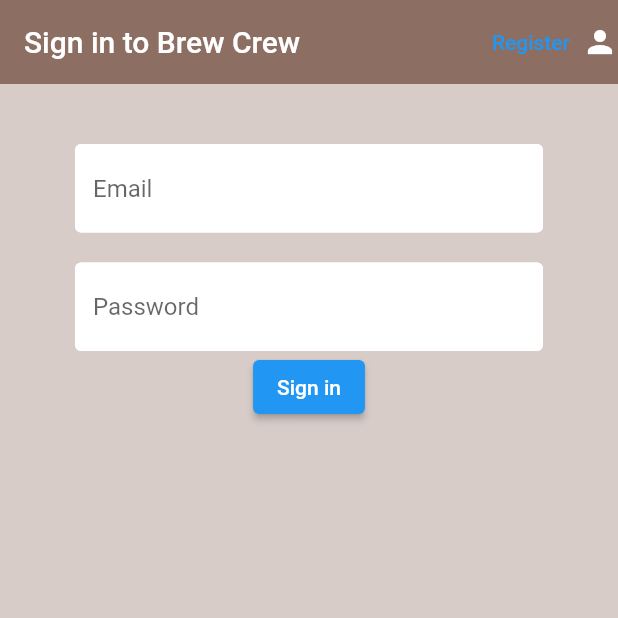
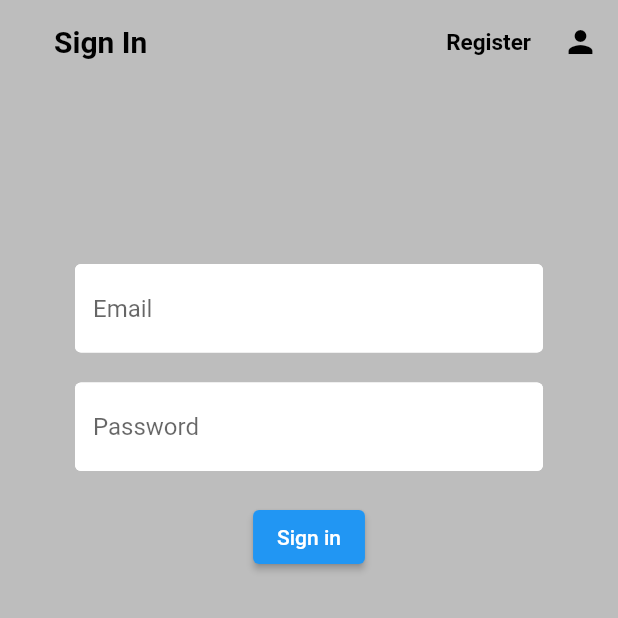
Before and after one commit to nugaysamil/firebase-app-build, a Flutter app: the screen it shows after launch, on a phone screen of 412 x 824 dp, the top half of it. Run offline on Flutter 3.47's test engine with Material 2 defaults, Android fonts, the phone set to English and light mode, and no system bars; our stand-ins replace cloud_firestore, firebase_auth, firebase_core, flutter_spinkit; accounts and stored records are empty.

Commit message:
last commit

```diff
--- a/lib/authenticate/sign_in.dart
+++ b/lib/authenticate/sign_in.dart
@@ -26,27 +26,50 @@ class _SignInState extends State<SignIn> {
     String password = '';
     String error = '';
 
-    return loading ?  const Loading() : Scaffold(
-      backgroundColor: Colors.brown[100],
+    return loading
+        ? const Loading()
+        : Scaffold(
+            backgroundColor: Colors.grey[400],
             appBar: AppBar(
-        backgroundColor: Colors.brown[400],
+              backgroundColor: Colors.transparent,
               elevation: 0.0,
-        title: const Text('Sign in to Brew Crew'),
+              title: const Padding(
+                padding: EdgeInsets.only(left: 20),
+                child: Text(
+                  'Sign In',
+                  style: TextStyle(
+                    color: Colors.black,
+                    fontWeight: FontWeight.bold,
+                    fontSize: 20,
+                  ),
+                ),
+              ),
               actions: [
                 TextButton(
                   onPressed: () {
                     widget.toggleView();
                   },
-            child: const Text('Register'),
+                  child: const Text(
+                    'Register',
+                    style: TextStyle(
+                      color: Colors.black,
+                      fontSize: 15,
+                      fontWeight: FontWeight.bold,
                     ),
-          const Icon(
+                  ),
+                ),
+                const SizedBox(
+                  width: 50,
+                  child: Icon(
                     Icons.person,
+                    color: Colors.black,
+                  ),
                 )
               ],
             ),
             body: Container(
               padding: const EdgeInsets.symmetric(
-            vertical: 20.0,
+                vertical: 100.0,
                 horizontal: 50.0,
               ),
               child: Form(
@@ -57,8 +80,10 @@ class _SignInState extends State<SignIn> {
                       height: 20,
                     ),
                     TextFormField(
-                  decoration: textInputDecoration.copyWith(hintText: 'Email'),
-                  validator: (val) => val!.isEmpty ? "Enter an email" : null,
+                      decoration:
+                          textInputDecoration.copyWith(hintText: 'Email'),
+                      validator: (val) =>
+                          val!.isEmpty ? "Enter an email" : null,
                       onChanged: (val) {
                         // ignore: unused_element
 
@@ -72,13 +97,17 @@ class _SignInState extends State<SignIn> {
                       decoration:
                           textInputDecoration.copyWith(hintText: 'Password'),
                       obscureText: false,
-                  validator: (val) =>
-                      val!.length < 6 ? "Enter a password 6+ chars long" : null,
+                      validator: (val) => val!.length < 6
+                          ? "Enter a password 6+ chars long"
+                          : null,
                       onChanged: (val) {
                         // ignore: unused_element
 
                         password = val;
                       },
+                    ),
+                    const SizedBox(
+                      height: 20,
                     ),
                     ElevatedButton(
                       onPressed: () async {
@@ -87,13 +116,14 @@ class _SignInState extends State<SignIn> {
                             loading = true;
                           });
 
-                      dynamic result = await _auth.signInWithEmailAndPassword(
-                          email, password);
+                          dynamic result = await _auth
+                              .signInWithEmailAndPassword(email, password);
 
                           if (result == null) {
                             setState(
                               () {
-                            error = 'could not sign in with those credentials';
+                                error =
+                                    'could not sign in with those credentials';
                                 loading = false;
                               },
                             );
@@ -102,7 +132,9 @@ class _SignInState extends State<SignIn> {
                       },
                       child: const Text(
                         'Sign in',
-                    style: TextStyle(color: Colors.white),
+                        style: TextStyle(
+                          color: Colors.white,
+                        ),
                       ),
                     ),
                     const SizedBox(
@@ -117,7 +149,8 @@ class _SignInState extends State<SignIn> {
                     ),
                   ],
                 ),
-          )),
+              ),
+            ),
           );
   }
 }
--- a/lib/home/settings_form.dart
+++ b/lib/home/settings_form.dart
@@ -102,9 +102,9 @@ class _SettingsFormState extends State<SettingsForm> {
           );
         }
         if (snapshot.hasError) {
-          return Text('hata');
+          return const Text('hata');
         }
-        return Loading();
+        return const Loading();
       },
     );
   }
--- a/lib/services/database.dart
+++ b/lib/services/database.dart
@@ -42,10 +42,10 @@ class DatabaseService {
     Map<String, dynamic> data = snapshot.data()! as Map<String, dynamic>; // this is what i do
 
     return UserData(
-      uid: data['uid'], // this is what i do
-      name: data['name'], // this is what i do
-      sugars: data['sugars'], // this is what i do
-      strength: data['strength'], // this is what i do
+      uid: data['uid'],
+      name: data['name'],
+      sugars: data['sugars'],
+      strength: data['strength'],
     );
   }
 
```
Lines whose indentation alone changed are shown as unchanged.
